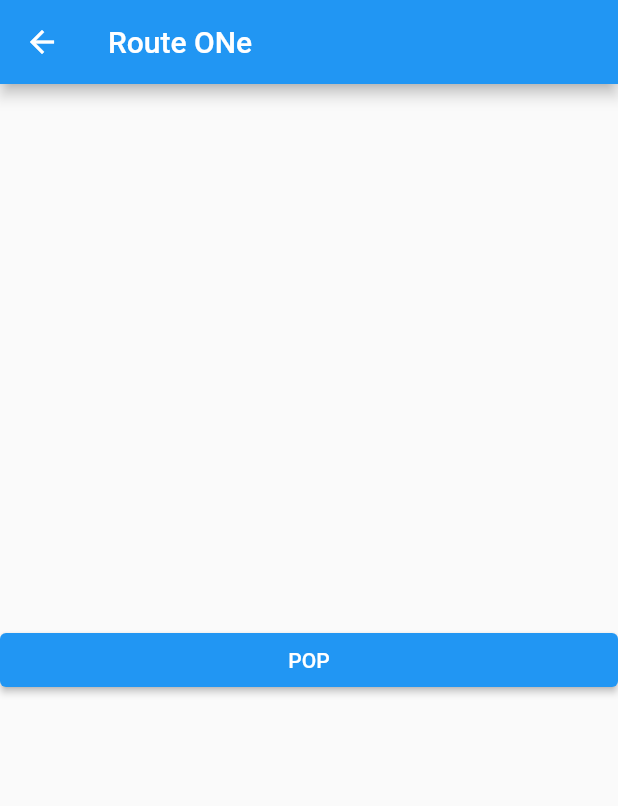
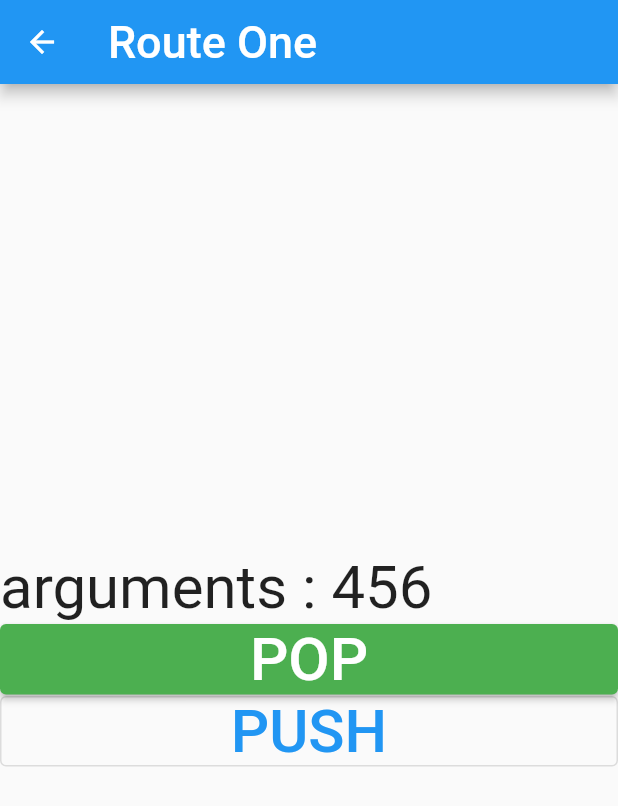
Before and after one commit to JaeHak1981/mac_project, a Flutter app: the screen it shows after launch, after a tap on "PUSH", on a phone screen of 412 x 824 dp. Shown: the top 806 px of the screen. Run offline on Flutter 3.47's test engine with Material 2 defaults, Android fonts, the phone set to English and light mode, and no system bars; our stand-ins replace webview_flutter.

Commit message:
2023/02/12

```diff
--- a/navigator_exercise/lib/Layout/Main_Layout.dart
+++ b/navigator_exercise/lib/Layout/Main_Layout.dart
@@ -14,7 +14,7 @@ class MainLayout extends StatelessWidget {
   Widget build(BuildContext context) {
     return Scaffold(
       appBar: AppBar(
-        title: Text(title),
+        title: Text(title, style: TextStyle(fontSize: 30),),
       ),
       body: Column(
         mainAxisAlignment: MainAxisAlignment.center,
--- a/navigator_exercise/lib/Screen/HomeScreen.dart
+++ b/navigator_exercise/lib/Screen/HomeScreen.dart
@@ -10,16 +10,32 @@ class HomeScreen extends StatefulWidget {
 }
 
 class _HomeScreenState extends State<HomeScreen> {
+  int? numbers;
+
   @override
   Widget build(BuildContext context) {
-    return MainLayout(title: "Home Screen", children: [
-      ElevatedButton(
-        onPressed: () {
-          Navigator.of(context).push(MaterialPageRoute(
-              builder: (BuildContext context) => RouteOneScreen()));
-        },
-        child: Text('PUSH'),
-      )
-    ]);
+    return MainLayout(
+      title: 'Home Screen',
+      children: [
+        Text(
+          'arguments : ${numbers.toString()}',
+          style: TextStyle(fontSize: 40),
+        ),
+        ElevatedButton(
+            onPressed: () async {
+              final result = await Navigator.of(context).push<int>(
+                  MaterialPageRoute(builder: (context) => RouteOne(numbers : 456)));
+              if (result != null) {
+                setState(() {
+                  numbers = result;
+                });
+              }
+            },
+            child: Text(
+              'PUSH',
+              style: TextStyle(fontSize: 40),
+            ))
+      ],
+    );
   }
 }
--- a/navigator_exercise/lib/Screen/Route_One_Screen.dart
+++ b/navigator_exercise/lib/Screen/Route_One_Screen.dart
@@ -1,18 +1,45 @@
 import 'package:flutter/material.dart';
 import 'package:navigator_exercise/Layout/Main_Layout.dart';
+import 'package:navigator_exercise/Screen/Route_Two_Screen.dart';
 
-class RouteOneScreen extends StatelessWidget {
-  const RouteOneScreen({Key? key}) : super(key: key);
+class RouteOne extends StatelessWidget {
+  final int numbers;
+
+  const RouteOne({required this.numbers, Key? key}) : super(key: key);
 
   @override
   Widget build(BuildContext context) {
-    return MainLayout(title: 'Route ONe', children: [
-      ElevatedButton(
-        onPressed: () {
-          Navigator.of(context).pop();
-        },
-        child: Text('POP'),
-      )
-    ]);
+    return MainLayout(
+      title: 'Route One',
+      children: [
+        Text(
+          'arguments : ${numbers.toString()}',
+          style: TextStyle(fontSize: 40),
+        ),
+        ElevatedButton(
+            style: ElevatedButton.styleFrom(backgroundColor: Colors.green),
+            onPressed: () {
+              Navigator.of(context).pop(123);
+            },
+            child: Text(
+              'POP',
+              style: TextStyle(fontSize: 40),
+            )),
+        OutlinedButton(
+            onPressed: () {
+              Navigator.push(
+                  context,
+                  MaterialPageRoute(
+                      builder: (context) => RouteTwo(),
+                      settings: RouteSettings(
+                        arguments: 789,
+                      )));
+            },
+            child: Text(
+              'PUSH',
+              style: TextStyle(fontSize: 40),
+            ))
+      ],
+    );
   }
 }
--- a/navigator_exercise/lib/main.dart
+++ b/navigator_exercise/lib/main.dart
@@ -1,7 +1,6 @@
 import 'package:flutter/cupertino.dart';
 import 'package:flutter/material.dart';
-
-import 'Screen/HomeScreen.dart';
+import 'package:navigator_exercise/Screen/HomeScreen.dart';
 
 void main()=>runApp(MaterialApp(
   home: HomeScreen(),
--- a/page_view/lib/page/HomeScreen.dart
+++ b/page_view/lib/page/HomeScreen.dart
@@ -16,8 +16,8 @@ class _HomeScreenState extends State<HomeScreen> {
   @override
   void initState() {
     // TODO: implement initState
-
-    timer = Timer.periodic(Duration(seconds: 1), (timer) {
+    super.initState();
+    timer = Timer.periodic(Duration(seconds: 4), (timer) {
       int currentPage = controller.page!.toInt();
       int nextPage = currentPage + 1;
       if (nextPage > 4) {
@@ -29,7 +29,6 @@ class _HomeScreenState extends State<HomeScreen> {
   }
   @override
   void dispose() {
-
     // TODO: implement dispose
     controller.dispose();
     if(timer != null){
--- a/random_test/lib/main.dart
+++ b/random_test/lib/main.dart
@@ -1,7 +1,6 @@
-import 'package:flutter/cupertino.dart';
 import 'package:flutter/material.dart';
 import 'package:random_test/pages/HomeScreen.dart';
 
-void main()=>runApp(MaterialApp(
+void main()=> runApp(MaterialApp(
   home: HomeScreen(),
 ));
--- a/web_view/lib/main.dart
+++ b/web_view/lib/main.dart
@@ -2,18 +2,10 @@ import 'package:flutter/cupertino.dart';
 import 'package:flutter/material.dart';
 import 'package:web_view/page/HomeScreen.dart';
 
-void main(){
+void main() {
   WidgetsFlutterBinding.ensureInitialized();
-  runApp(WebViewApp());
+  runApp(MaterialApp(
+    debugShowCheckedModeBanner: false,
+    home: HomeScreen(),
+  ));
 }
-
-class WebViewApp extends StatelessWidget {
-  const WebViewApp({Key? key}) : super(key: key);
-
-  @override
-  Widget build(BuildContext context) {
-    return MaterialApp(
-      home: HomeScreen(),
-    );
-  }
-}
```
Also changed, not shown: date_time/lib/main.dart (+4 -4 lines), date_time/lib/page/HomeScreen.dart (+9 -11 lines), navigator_exercise/lib/Screen/Route_Two_Screen.dart (+33 -0 lines), random_test/lib/component/number_row.dart (+4 -3 lines), random_test/lib/pages/HomeScreen.dart (+38 -32 lines), random_test/lib/pages/Settings_Screen.dart (+14 -32 lines), web_view/lib/page/HomeScreen.dart (+3 -12 lines).
